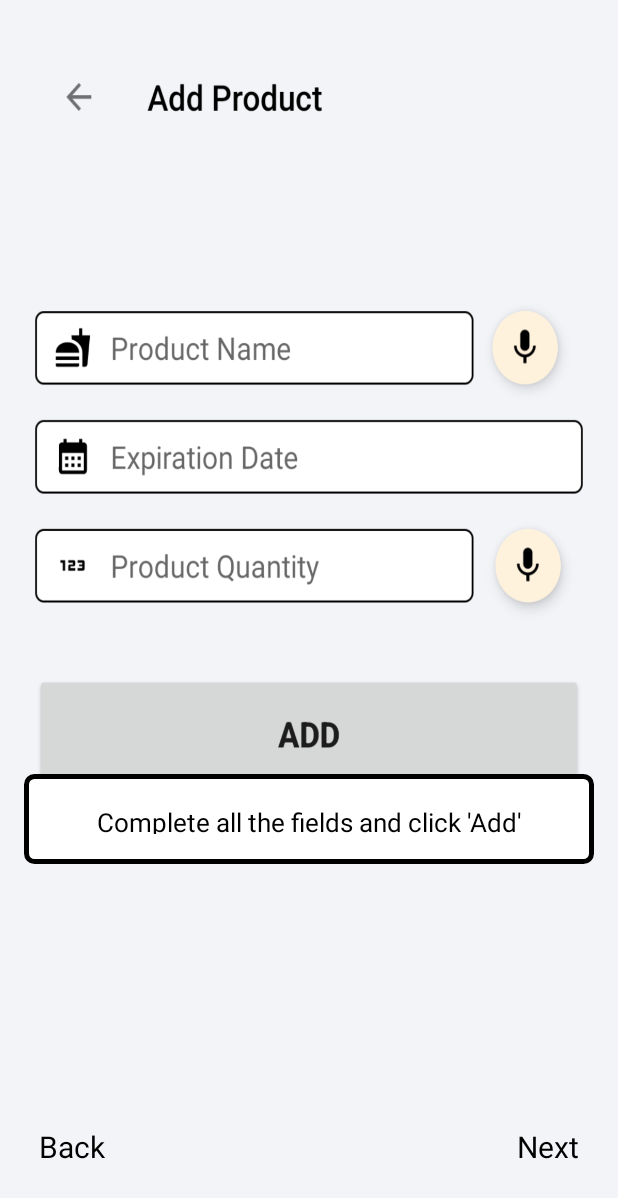
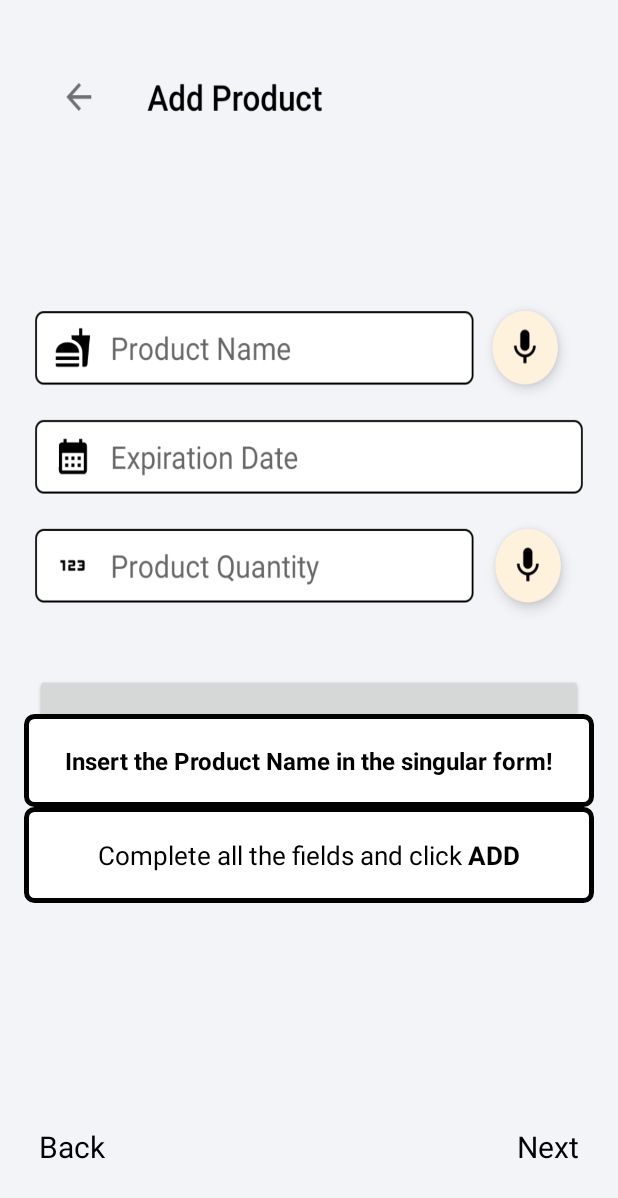
Before and after one commit to mattiabottini/RottenFridge, an Android app: the fragment ThirdFragment shown on its own in the app's theme, on a phone screen of 412 x 824 dp. Shown: the top 1198 px of the screen. Run offline under Robolectric (Android 15) with nearby library versions, the phone set to English and light mode, and no system bars.

Commit message:
Help and Intro

```diff
--- a/app/src/main/java/com/MattiaBottini/rottenfridge/FifthFragment.java
+++ b/app/src/main/java/com/MattiaBottini/rottenfridge/FifthFragment.java
@@ -36,6 +36,7 @@ public class FifthFragment extends Fragment {
             public void onClick(View view) {
                 Intent intent= new Intent(getActivity(), MainActivity.class);
                 startActivity(intent);
+                getActivity().finishAfterTransition();
                 getActivity().getWindow().setNavigationBarColor(ContextCompat.getColor(getContext(),R.color.navBar));
             }
         });
--- a/app/src/main/res/layout/fragment_first.xml
+++ b/app/src/main/res/layout/fragment_first.xml
@@ -23,7 +23,6 @@
     <TextView
         android:id="@+id/titleTextView"
         android:layout_width="wrap_content"
-        android:padding="20dp"
         android:layout_height="wrap_content"
         android:layout_gravity="center"
         android:text="@string/welcome"
@@ -36,7 +35,9 @@
         android:id="@+id/descriptionTextView"
         android:layout_width="wrap_content"
         android:layout_height="wrap_content"
-        android:layout_margin="30dp"
+        android:layout_marginTop="10dp"
+        android:layout_marginRight="30dp"
+        android:layout_marginLeft="30dp"
         android:layout_gravity="center"
         android:text="@string/rottenWhat"
         android:textColor="@color/black"
@@ -49,7 +50,7 @@
 
         <TextView
             android:id="@+id/slideOneNext"
-            android:layout_width="wrap_content"
+            android:layout_width="match_parent"
             android:layout_height="wrap_content"
             android:layout_gravity="bottom|end"
             android:gravity="bottom|end"
--- a/app/src/main/res/layout/fragment_third.xml
+++ b/app/src/main/res/layout/fragment_third.xml
@@ -9,21 +9,37 @@
     android:padding="16dp"
     android:background="@drawable/intro2"
     >
+<RelativeLayout
+    android:layout_width="wrap_content"
+    android:layout_height="wrap_content">
+
+    <TextView
+        android:id="@+id/description2TextView"
+        android:layout_width="match_parent"
+        android:layout_height="wrap_content"
+        android:layout_gravity="center"
+        android:layout_marginTop="460dp"
+        android:background="@drawable/custom_text_view"
+        android:padding="20dp"
+        android:text="@string/addProduct2"
+        android:textAlignment="center"
+        android:textColor="@color/black"
+        android:textSize="16sp"
+        android:textStyle="bold" />
 
     <TextView
         android:id="@+id/descriptionTextView"
         android:layout_width="match_parent"
-        android:layout_height="60dp"
+        android:layout_height="wrap_content"
+        android:layout_below="@id/description2TextView"
+        android:layout_gravity="center"
+        android:background="@drawable/custom_text_view"
         android:padding="20dp"
-        android:layout_gravity="center"
-        android:layout_marginTop="500dp"
         android:text="@string/addProduct"
+        android:textAlignment="center"
         android:textColor="@color/black"
-        android:textSize="17sp"
-        android:textAlignment="center"
-        android:background="@drawable/custom_text_view"
-        />
-
+        android:textSize="17sp" />
+</RelativeLayout>
 
     <LinearLayout
         android:layout_width="match_parent"
--- a/app/src/main/res/values/strings.xml
+++ b/app/src/main/res/values/strings.xml
@@ -8,7 +8,8 @@
     <string name="rottenWhat">Rotten Fridge is an app that allows to manage your fridge in a virtual way.
         \n\nYou insert the products with their expiration date and quantity, then the app will show them to you!</string>
     <string name="want_to_add">If you want to add a product, \njust click on this button!</string>
-    <string name="addProduct">Complete all the fields and click "'"Add"'"</string>
+    <string name="addProduct2">Insert the "Product Name" in the singular form!</string>
+    <string name="addProduct">Complete all the fields and click <b>ADD</b></string>
     <string name="mainSee">Now you can see all the products in your fridge!\n\n
     If you want more details about a product, \n just click on it!</string>
     <string name="prodDetailsOpen">Now you can see all the details about the product!\n\nIf you want to update or delete it, \nuse these buttons!</string>
```
